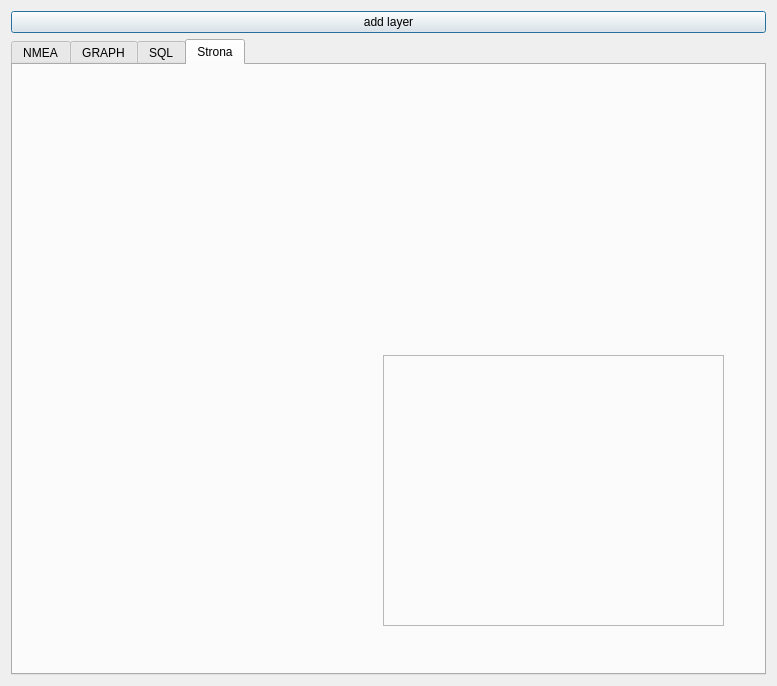
Mackoo/nmea2qgis, file ui_nmea.ui: the form before one commit.
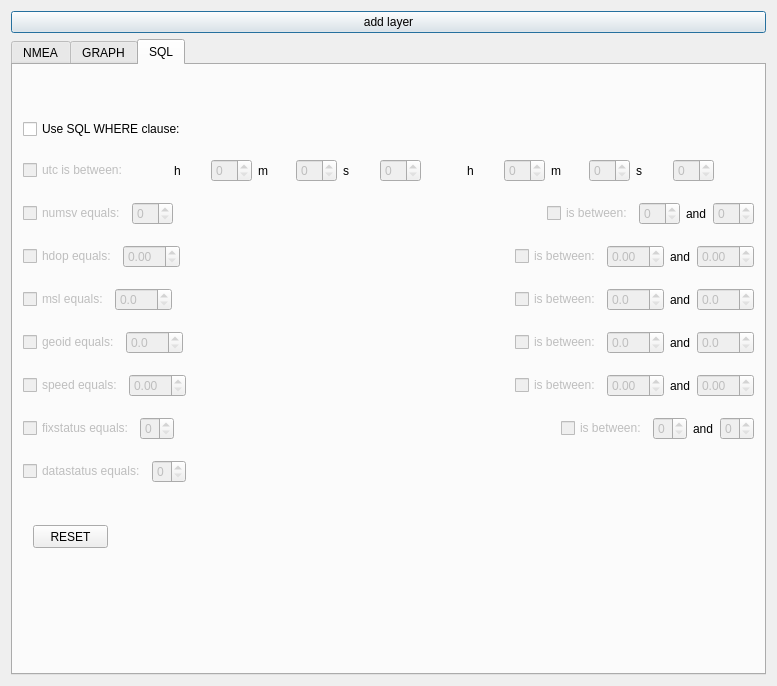
The form after the commit. The open tabs and pages were chosen to show the change.

The edit to the form file:
```diff
--- a/ui_nmea.ui
+++ b/ui_nmea.ui
@@ -898,27 +898,6 @@
        </property>
       </widget>
      </widget>
-     <widget class="QWidget" name="tab_4">
-      <attribute name="title">
-       <string>Strona</string>
-      </attribute>
-      <widget class="QFrame" name="frame">
-       <property name="geometry">
-        <rect>
-         <x>370</x>
-         <y>290</y>
-         <width>341</width>
-         <height>271</height>
-        </rect>
-       </property>
-       <property name="frameShape">
-        <enum>QFrame::StyledPanel</enum>
-       </property>
-       <property name="frameShadow">
-        <enum>QFrame::Raised</enum>
-       </property>
-      </widget>
-     </widget>
     </widget>
    </item>
   </layout>
```
